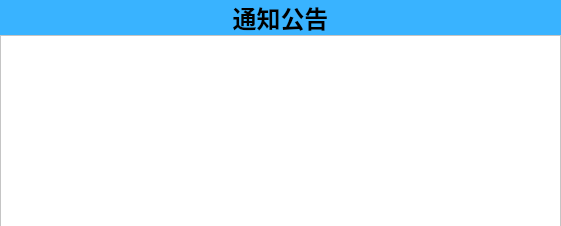
The window that widgets/NoticeWidget.ui (wps139hf/app) describes before a commit, drawn with Qt 5.
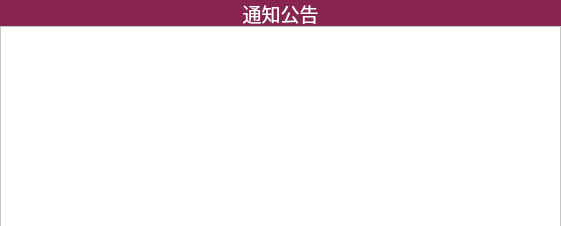
The same window after the commit.

What changed in the file:
```diff
--- a/widgets/NoticeWidget.ui
+++ b/widgets/NoticeWidget.ui
@@ -19,19 +19,20 @@
      <x>0</x>
      <y>0</y>
      <width>561</width>
-     <height>35</height>
+     <height>26</height>
     </rect>
    </property>
    <property name="font">
     <font>
-     <family>宋体</family>
-     <pointsize>18</pointsize>
-     <weight>75</weight>
-     <bold>true</bold>
+     <family>微软雅黑</family>
+     <pointsize>14</pointsize>
+     <weight>50</weight>
+     <bold>false</bold>
     </font>
    </property>
    <property name="styleSheet">
-    <string notr="true">background-color: rgb(57, 179, 255);</string>
+    <string notr="true">background-color: rgb(135, 36, 79);
+color:white</string>
    </property>
    <property name="text">
     <string>通知公告</string>
@@ -44,9 +45,9 @@
    <property name="geometry">
     <rect>
      <x>0</x>
-     <y>35</y>
+     <y>26</y>
      <width>561</width>
-     <height>192</height>
+     <height>201</height>
     </rect>
    </property>
    <property name="styleSheet">
```
